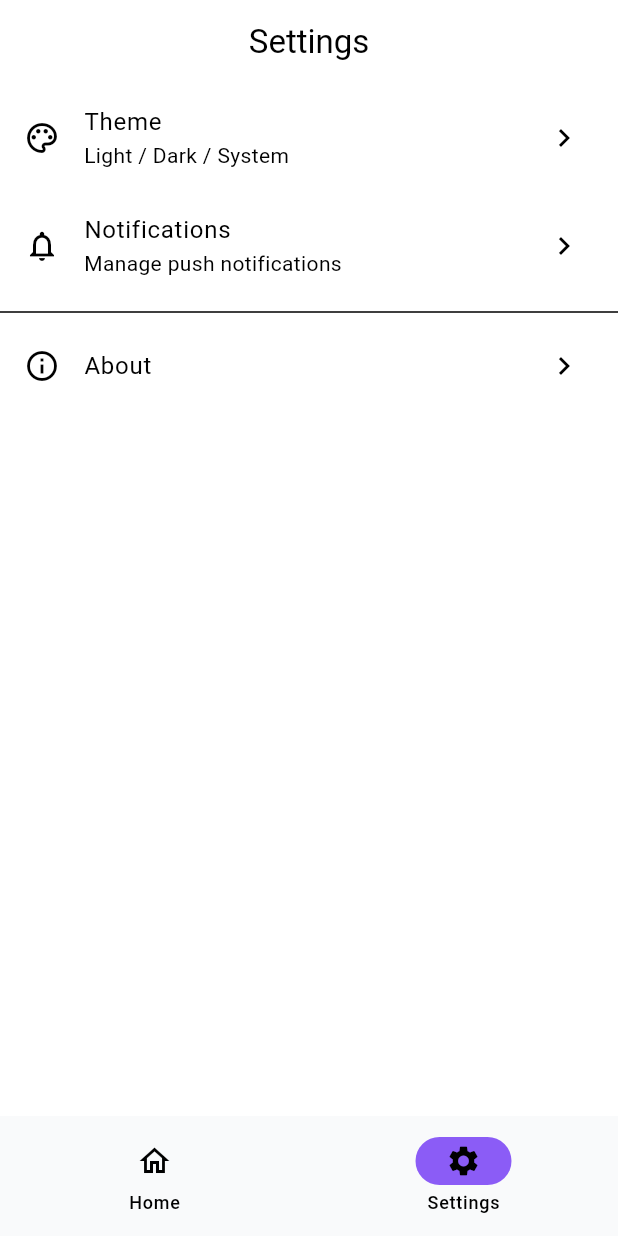
After one commit to hamdi-ab/flutter_bricks, a Flutter app: the SettingsScreen screen opened by its route, on a phone screen of 412 x 824 dp. The commit adds this screen. Run offline on Flutter 3.47's test engine with Material 3 defaults, Android fonts, the phone set to English and light mode, and no system bars; our stand-ins replace cached_network_image, device_preview, dio, firebase_core, flutter_riverpod, flutter_secure_storage and 4 more; accounts and stored records are empty; generated files the repository leaves out were written again; statements that could not run were skipped.

Commit message:
feat(flutter_mvvm): upgrade navigation to robust StatefulShellRoute
- Rewrote app_router.dart to use StatefulShellRoute for preserved tab state
- Added ScaffoldWithNavBar shared widget
- Added generic SettingsScreen features
- Updated RouteNames with dashboard hierarchy

```diff
--- a/bricks/flutter_mvvm/__brick__/lib/config/router/app_router.dart
+++ b/bricks/flutter_mvvm/__brick__/lib/config/router/app_router.dart
@@ -4,44 +4,83 @@ import 'package:go_router/go_router.dart';
 
 import '../../features/auth/view/screens/login_screen.dart';
 import '../../features/home/view/screens/home_screen.dart';
+import '../../features/settings/view/screens/settings_screen.dart';
 import '../../features/auth/view_model/auth_notifier.dart';
+import '../../shared/widgets/scaffold_with_nav_bar.dart';
 import 'route_names.dart';
 
-/// Router provider
+// Navigation keys for each branch
+final _rootNavigatorKey = GlobalKey<NavigatorState>();
+final _homeNavigatorKey = GlobalKey<NavigatorState>(debugLabel: 'home');
+final _settingsNavigatorKey = GlobalKey<NavigatorState>(debugLabel: 'settings');
+
+/// Router provider with StatefulShellRoute for robust nested navigation
 final routerProvider = Provider<GoRouter>((ref) {
   final authState = ref.watch(authNotifierProvider);
 
   return GoRouter(
+    navigatorKey: _rootNavigatorKey,
     initialLocation: RouteNames.login,
     debugLogDiagnostics: true,
     redirect: (context, state) {
       final isLoggedIn = authState.value != null;
-      final isLoginRoute = state.matchedLocation == RouteNames.login;
+      final isAuthRoute =
+          state.matchedLocation == RouteNames.login ||
+          state.matchedLocation == RouteNames.register;
 
-      // Redirect to home if already logged in and trying to access login
-      if (isLoggedIn && isLoginRoute) {
+      // Redirect to dashboard if already logged in and trying to access auth routes
+      if (isLoggedIn && isAuthRoute) {
         return RouteNames.home;
       }
 
       // Redirect to login if not logged in and trying to access protected routes
-      if (!isLoggedIn && !isLoginRoute) {
+      if (!isLoggedIn && !isAuthRoute) {
         return RouteNames.login;
       }
 
       return null;
     },
     routes: [
+      // Auth Routes (outside shell)
       GoRoute(
         path: RouteNames.login,
-        name: RouteNames.login,
+        name: 'login',
         pageBuilder: (context, state) =>
             MaterialPage(key: state.pageKey, child: const LoginScreen()),
       ),
-      GoRoute(
-        path: RouteNames.home,
-        name: RouteNames.home,
-        pageBuilder: (context, state) =>
-            MaterialPage(key: state.pageKey, child: const HomeScreen()),
+
+      // Main App Shell with Bottom Navigation
+      StatefulShellRoute.indexedStack(
+        builder: (context, state, navigationShell) {
+          return ScaffoldWithNavBar(navigationShell: navigationShell);
+        },
+        branches: [
+          // Home Branch (Index 0)
+          StatefulShellBranch(
+            navigatorKey: _homeNavigatorKey,
+            routes: [
+              GoRoute(
+                path: RouteNames.home,
+                name: 'home',
+                pageBuilder: (context, state) =>
+                    const NoTransitionPage(child: HomeScreen()),
+              ),
+            ],
+          ),
+
+          // Settings Branch (Index 1)
+          StatefulShellBranch(
+            navigatorKey: _settingsNavigatorKey,
+            routes: [
+              GoRoute(
+                path: RouteNames.settings,
+                name: 'settings',
+                pageBuilder: (context, state) =>
+                    const NoTransitionPage(child: SettingsScreen()),
+              ),
+            ],
+          ),
+        ],
       ),
     ],
     errorBuilder: (context, state) =>
--- a/bricks/flutter_mvvm/__brick__/lib/config/router/route_names.dart
+++ b/bricks/flutter_mvvm/__brick__/lib/config/router/route_names.dart
@@ -5,6 +5,8 @@ class RouteNames {
   static const splash = '/';
   static const login = '/login';
   static const register = '/register';
-  static const home = '/home';
+  static const dashboard = '/dashboard';
+  static const home = '/dashboard/home';
+  static const settings = '/dashboard/settings';
   static const profile = '/profile';
 }
--- /dev/null
+++ b/bricks/flutter_mvvm/__brick__/lib/features/settings/view/screens/settings_screen.dart
@@ -0,0 +1,44 @@
+import 'package:flutter/material.dart';
+
+/// Settings screen placeholder
+class SettingsScreen extends StatelessWidget {
+  const SettingsScreen({super.key});
+
+  @override
+  Widget build(BuildContext context) {
+    return Scaffold(
+      appBar: AppBar(title: const Text('Settings')),
+      body: ListView(
+        children: [
+          ListTile(
+            leading: const Icon(Icons.palette_outlined),
+            title: const Text('Theme'),
+            subtitle: const Text('Light / Dark / System'),
+            trailing: const Icon(Icons.chevron_right),
+            onTap: () {
+              // TODO: Implement theme switching
+            },
+          ),
+          ListTile(
+            leading: const Icon(Icons.notifications_outlined),
+            title: const Text('Notifications'),
+            subtitle: const Text('Manage push notifications'),
+            trailing: const Icon(Icons.chevron_right),
+            onTap: () {
+              // TODO: Navigate to notification settings
+            },
+          ),
+          const Divider(),
+          ListTile(
+            leading: const Icon(Icons.info_outline),
+            title: const Text('About'),
+            trailing: const Icon(Icons.chevron_right),
+            onTap: () {
+              // TODO: Show about dialog
+            },
+          ),
+        ],
+      ),
+    );
+  }
+}
--- /dev/null
+++ b/bricks/flutter_mvvm/__brick__/lib/shared/widgets/scaffold_with_nav_bar.dart
@@ -0,0 +1,40 @@
+import 'package:flutter/material.dart';
+import 'package:go_router/go_router.dart';
+
+/// Shell scaffold with bottom navigation bar
+class ScaffoldWithNavBar extends StatelessWidget {
+  const ScaffoldWithNavBar({required this.navigationShell, super.key});
+
+  final StatefulNavigationShell navigationShell;
+
+  @override
+  Widget build(BuildContext context) {
+    return Scaffold(
+      body: navigationShell,
+      bottomNavigationBar: NavigationBar(
+        selectedIndex: navigationShell.currentIndex,
+        onDestinationSelected: _goBranch,
+        destinations: const [
+          NavigationDestination(
+            icon: Icon(Icons.home_outlined),
+            selectedIcon: Icon(Icons.home),
+            label: 'Home',
+          ),
+          NavigationDestination(
+            icon: Icon(Icons.settings_outlined),
+            selectedIcon: Icon(Icons.settings),
+            label: 'Settings',
+          ),
+        ],
+      ),
+    );
+  }
+
+  void _goBranch(int index) {
+    navigationShell.goBranch(
+      index,
+      // Go to initial location of the branch when tapping the already selected tab
+      initialLocation: index == navigationShell.currentIndex,
+    );
+  }
+}
```
